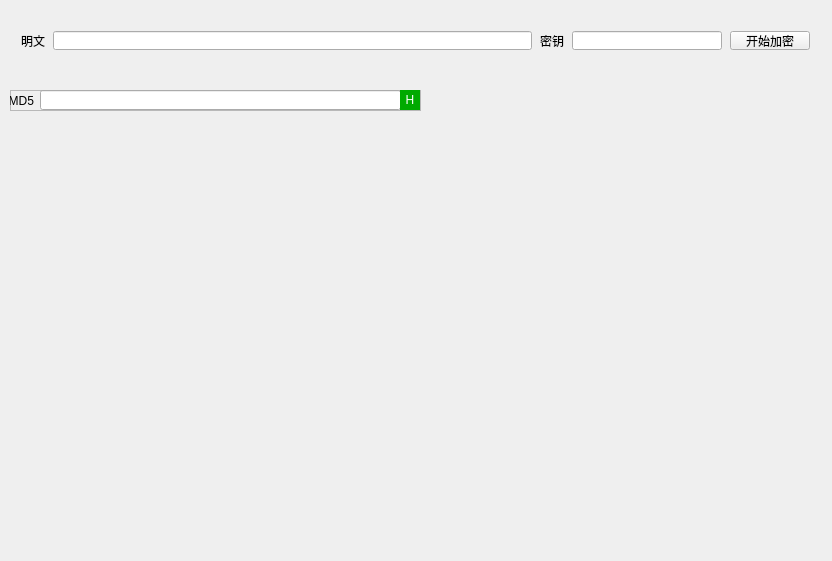
Before: the Qt Designer form DataConvert/dataconvert.ui in birdman1992/QTools, drawn with Qt 5.
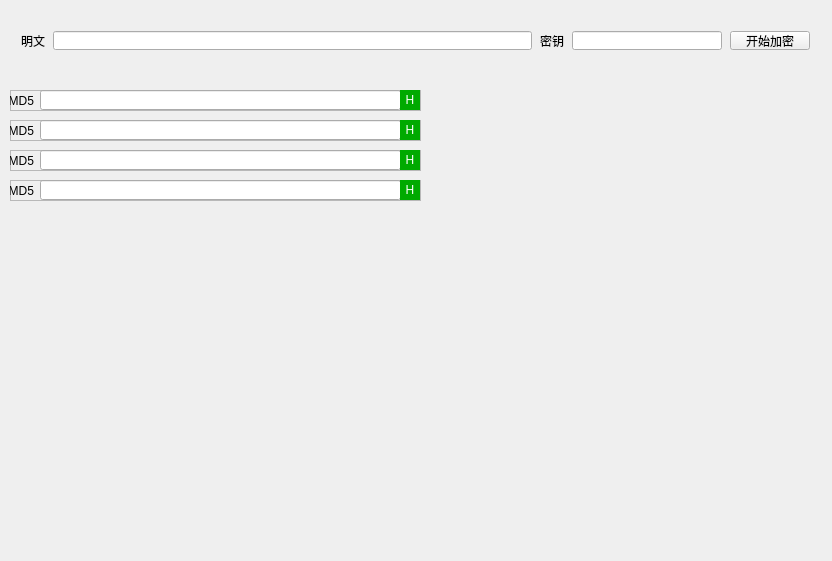
After: the same form once the commit is applied.

The edit to the form file:
```diff
--- a/DataConvert/dataconvert.ui
+++ b/DataConvert/dataconvert.ui
@@ -138,6 +138,198 @@
     </property>
    </widget>
   </widget>
+  <widget class="QFrame" name="frame_2">
+   <property name="geometry">
+    <rect>
+     <x>10</x>
+     <y>120</y>
+     <width>411</width>
+     <height>21</height>
+    </rect>
+   </property>
+   <property name="frameShape">
+    <enum>QFrame::StyledPanel</enum>
+   </property>
+   <property name="frameShadow">
+    <enum>QFrame::Raised</enum>
+   </property>
+   <widget class="QLabel" name="label_5">
+    <property name="geometry">
+     <rect>
+      <x>0</x>
+      <y>0</y>
+      <width>24</width>
+      <height>21</height>
+     </rect>
+    </property>
+    <property name="text">
+     <string>MD5</string>
+    </property>
+    <property name="alignment">
+     <set>Qt::AlignRight|Qt::AlignTrailing|Qt::AlignVCenter</set>
+    </property>
+   </widget>
+   <widget class="QLineEdit" name="lineEdit_2">
+    <property name="geometry">
+     <rect>
+      <x>30</x>
+      <y>0</y>
+      <width>361</width>
+      <height>20</height>
+     </rect>
+    </property>
+   </widget>
+   <widget class="QLabel" name="label_6">
+    <property name="geometry">
+     <rect>
+      <x>390</x>
+      <y>0</y>
+      <width>20</width>
+      <height>20</height>
+     </rect>
+    </property>
+    <property name="styleSheet">
+     <string notr="true">background-color: rgb(0, 170, 0);
+font: 75 9pt &quot;微软雅黑&quot;;
+color: rgb(255, 255, 255);
+</string>
+    </property>
+    <property name="text">
+     <string>H</string>
+    </property>
+    <property name="alignment">
+     <set>Qt::AlignCenter</set>
+    </property>
+   </widget>
+  </widget>
+  <widget class="QFrame" name="frame_3">
+   <property name="geometry">
+    <rect>
+     <x>10</x>
+     <y>150</y>
+     <width>411</width>
+     <height>21</height>
+    </rect>
+   </property>
+   <property name="frameShape">
+    <enum>QFrame::StyledPanel</enum>
+   </property>
+   <property name="frameShadow">
+    <enum>QFrame::Raised</enum>
+   </property>
+   <widget class="QLabel" name="label_7">
+    <property name="geometry">
+     <rect>
+      <x>0</x>
+      <y>0</y>
+      <width>24</width>
+      <height>21</height>
+     </rect>
+    </property>
+    <property name="text">
+     <string>MD5</string>
+    </property>
+    <property name="alignment">
+     <set>Qt::AlignRight|Qt::AlignTrailing|Qt::AlignVCenter</set>
+    </property>
+   </widget>
+   <widget class="QLineEdit" name="lineEdit_3">
+    <property name="geometry">
+     <rect>
+      <x>30</x>
+      <y>0</y>
+      <width>361</width>
+      <height>20</height>
+     </rect>
+    </property>
+   </widget>
+   <widget class="QLabel" name="label_8">
+    <property name="geometry">
+     <rect>
+      <x>390</x>
+      <y>0</y>
+      <width>20</width>
+      <height>20</height>
+     </rect>
+    </property>
+    <property name="styleSheet">
+     <string notr="true">background-color: rgb(0, 170, 0);
+font: 75 9pt &quot;微软雅黑&quot;;
+color: rgb(255, 255, 255);
+</string>
+    </property>
+    <property name="text">
+     <string>H</string>
+    </property>
+    <property name="alignment">
+     <set>Qt::AlignCenter</set>
+    </property>
+   </widget>
+  </widget>
+  <widget class="QFrame" name="frame_4">
+   <property name="geometry">
+    <rect>
+     <x>10</x>
+     <y>180</y>
+     <width>411</width>
+     <height>21</height>
+    </rect>
+   </property>
+   <property name="frameShape">
+    <enum>QFrame::StyledPanel</enum>
+   </property>
+   <property name="frameShadow">
+    <enum>QFrame::Raised</enum>
+   </property>
+   <widget class="QLabel" name="label_9">
+    <property name="geometry">
+     <rect>
+      <x>0</x>
+      <y>0</y>
+      <width>24</width>
+      <height>21</height>
+     </rect>
+    </property>
+    <property name="text">
+     <string>MD5</string>
+    </property>
+    <property name="alignment">
+     <set>Qt::AlignRight|Qt::AlignTrailing|Qt::AlignVCenter</set>
+    </property>
+   </widget>
+   <widget class="QLineEdit" name="lineEdit_4">
+    <property name="geometry">
+     <rect>
+      <x>30</x>
+      <y>0</y>
+      <width>361</width>
+      <height>20</height>
+     </rect>
+    </property>
+   </widget>
+   <widget class="QLabel" name="label_10">
+    <property name="geometry">
+     <rect>
+      <x>390</x>
+      <y>0</y>
+      <width>20</width>
+      <height>20</height>
+     </rect>
+    </property>
+    <property name="styleSheet">
+     <string notr="true">background-color: rgb(0, 170, 0);
+font: 75 9pt &quot;微软雅黑&quot;;
+color: rgb(255, 255, 255);
+</string>
+    </property>
+    <property name="text">
+     <string>H</string>
+    </property>
+    <property name="alignment">
+     <set>Qt::AlignCenter</set>
+    </property>
+   </widget>
+  </widget>
  </widget>
  <layoutdefault spacing="6" margin="11"/>
  <resources/>
```
Left out of the diff: 2 changed lines with no effect on the pictures.
